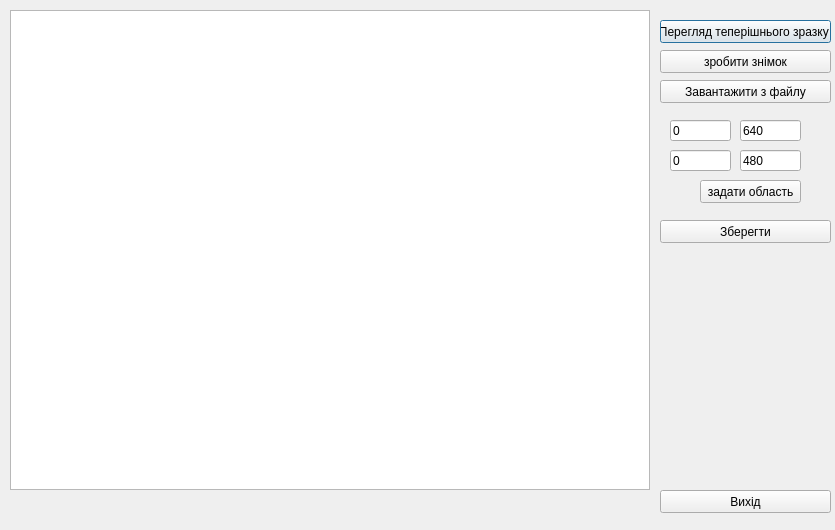
Above: third_eye/adminform.ui from sensei22/third_eye before the change. Below: the same form after it.
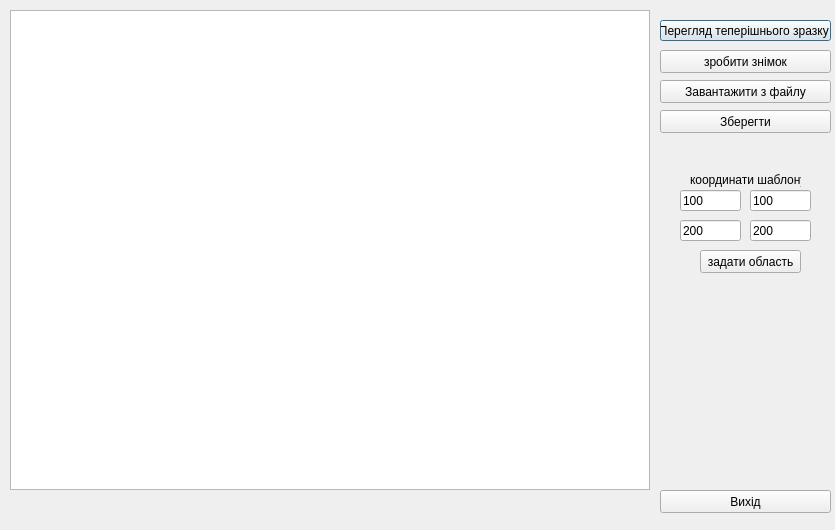
That is the form after the change.

```diff
--- a/third_eye/adminform.ui
+++ b/third_eye/adminform.ui
@@ -35,7 +35,7 @@
      <x>660</x>
      <y>20</y>
      <width>171</width>
-     <height>23</height>
+     <height>21</height>
     </rect>
    </property>
    <property name="text">
@@ -72,7 +72,7 @@
    <property name="geometry">
     <rect>
      <x>660</x>
-     <y>220</y>
+     <y>110</y>
      <width>171</width>
      <height>23</height>
     </rect>
@@ -110,60 +110,60 @@
   <widget class="QLineEdit" name="lineEdit">
    <property name="geometry">
     <rect>
-     <x>670</x>
-     <y>120</y>
+     <x>680</x>
+     <y>190</y>
      <width>61</width>
      <height>21</height>
     </rect>
    </property>
    <property name="text">
-    <string>0</string>
+    <string>100</string>
    </property>
   </widget>
   <widget class="QLineEdit" name="lineEdit_2">
    <property name="geometry">
     <rect>
-     <x>740</x>
-     <y>120</y>
+     <x>750</x>
+     <y>190</y>
      <width>61</width>
      <height>21</height>
     </rect>
    </property>
    <property name="text">
-    <string>640</string>
+    <string>100</string>
    </property>
   </widget>
   <widget class="QLineEdit" name="lineEdit_3">
    <property name="geometry">
     <rect>
-     <x>670</x>
-     <y>150</y>
+     <x>680</x>
+     <y>220</y>
      <width>61</width>
      <height>21</height>
     </rect>
    </property>
    <property name="text">
-    <string>0</string>
+    <string>200</string>
    </property>
   </widget>
   <widget class="QLineEdit" name="lineEdit_4">
    <property name="geometry">
     <rect>
-     <x>740</x>
-     <y>150</y>
+     <x>750</x>
+     <y>220</y>
      <width>61</width>
      <height>21</height>
     </rect>
    </property>
    <property name="text">
-    <string>480</string>
+    <string>200</string>
    </property>
   </widget>
   <widget class="QPushButton" name="pushButton_6">
    <property name="geometry">
     <rect>
      <x>700</x>
-     <y>180</y>
+     <y>250</y>
      <width>101</width>
      <height>23</height>
     </rect>
@@ -172,6 +172,19 @@
     <string>задати область</string>
    </property>
   </widget>
+  <widget class="QLabel" name="label_3">
+   <property name="geometry">
+    <rect>
+     <x>690</x>
+     <y>170</y>
+     <width>111</width>
+     <height>20</height>
+    </rect>
+   </property>
+   <property name="text">
+    <string>координати шаблону</string>
+   </property>
+  </widget>
  </widget>
  <resources/>
  <connections/>
```
